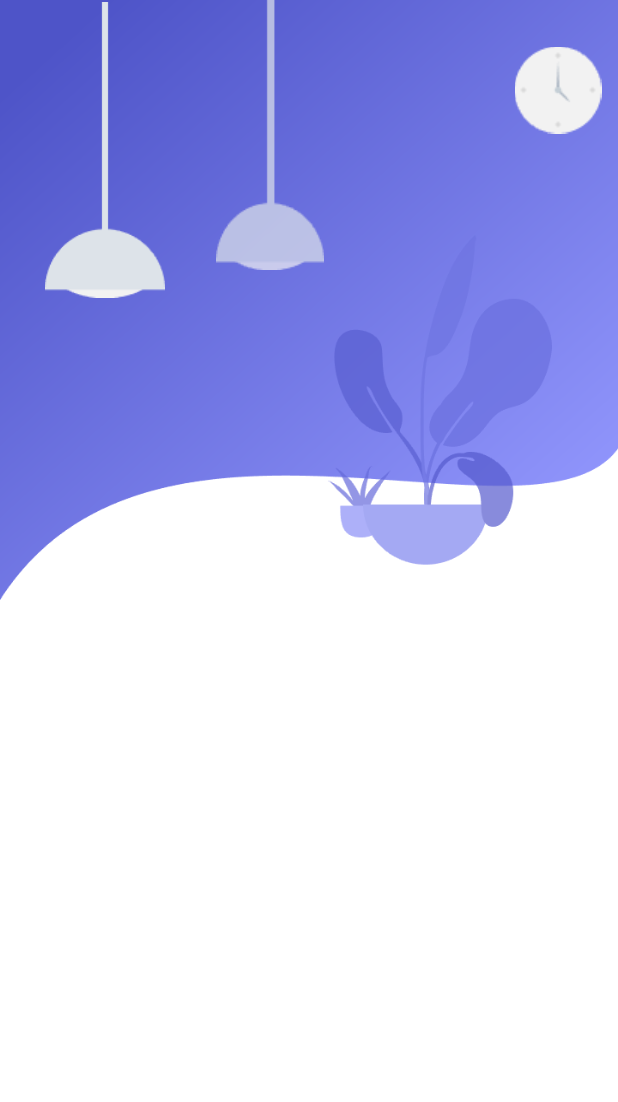
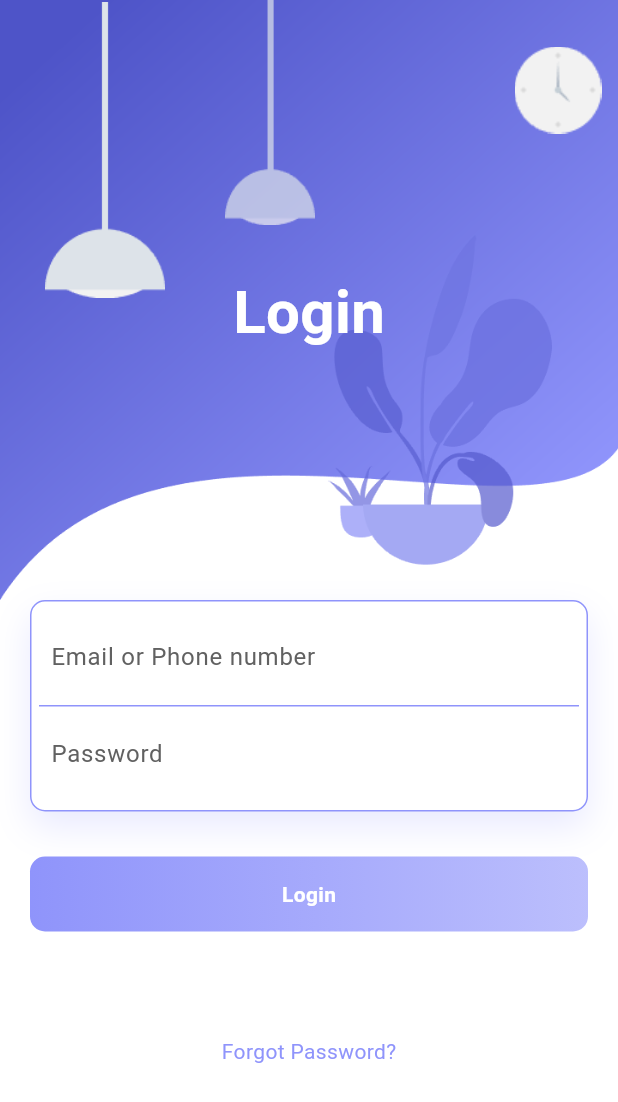
Before and after one commit to Rahat7288/animated-_login_screen, a Flutter app: the screen it shows after launch, on a phone screen of 412 x 824 dp. Shown: the top 1102 px of the screen. Run offline on Flutter 3.47's test engine with Material 2 defaults, Android fonts, the phone set to English and light mode, and no system bars; our stand-ins replace animate_do.

Commit message:
my escape plan

```diff
--- /dev/null
+++ b/flutter_launcher_icons.yaml
@@ -0,0 +1,22 @@
+dev_dependencies:
+  flutter_launcher_icons: "^0.13.1"
+
+flutter_launcher_icons:
+  android: "launcher_icon"
+  adaptive_icon_background: "#9DC08B"
+  adaptive_icon_foreground: "assets/images/claude-ai-icon.png"
+  ios: true
+  image_path: "assets/images/claude-ai-icon.png"
+  min_sdk_android: 21 # android min sdk min:16, default 21
+#  web:
+#    generate: true
+#    image_path: "path/to/image.png"
+#    background_color: "#hexcode"
+#    theme_color: "#hexcode"
+#  windows:
+#    generate: true
+#    image_path: "path/to/image.png"
+#    icon_size: 48 # min:48, max:256, default: 48
+#  macos:
+#    generate: true
+#    image_path: "path/to/image.png"
--- a/lib/views/screens/login_screen/signin_page.dart
+++ b/lib/views/screens/login_screen/signin_page.dart
@@ -9,27 +9,28 @@ class LoginScreen extends StatelessWidget {
     return Scaffold(
       backgroundColor: Colors.white,
       body: SingleChildScrollView(
-        child: Container(
         child: Column(
           children: [
             Container(
               height: 400,
-                decoration: BoxDecoration(
+              decoration: const BoxDecoration(
                 image: DecorationImage(
                   image: AssetImage('assets/images/background.png'),
                   fit: BoxFit.fill,
                 ),
               ),
               child: Stack(
+                alignment: Alignment.topCenter,
                 children: [
                   Positioned(
+                    top: 0,
                     left: 30,
                     width: 80,
                     height: 200,
                     child: FadeInUp(
-                        duration: Duration(seconds: 1),
+                      duration: const Duration(milliseconds: 1000),
                       child: Container(
-                          decoration: BoxDecoration(
+                        decoration: const BoxDecoration(
                           image: DecorationImage(
                             image: AssetImage('assets/images/light-1.png'),
                           ),
@@ -40,11 +41,12 @@ class LoginScreen extends StatelessWidget {
                   Positioned(
                     left: 140,
                     width: 80,
-                      height: 180,
+                    height: 150,
                     child: FadeInUp(
-                        duration: Duration(microseconds: 1200),
+                      delay: const Duration(milliseconds: 1200),
+                      // duration: Duration(microseconds: 1200),
                       child: Container(
-                          decoration: BoxDecoration(
+                        decoration: const BoxDecoration(
                             image: DecorationImage(
                           image: AssetImage('assets/images/light-2.png'),
                         )),
@@ -57,12 +59,124 @@ class LoginScreen extends StatelessWidget {
                     width: 60,
                     height: 60,
                     child: FadeIn(
-                        duration: Duration(microseconds: 1300),
+                      delay: const Duration(milliseconds: 2000),
+                      // duration: Duration(microseconds: 1300),
                       child: Container(
+                        decoration: const BoxDecoration(
+                            image: DecorationImage(
+                                image: AssetImage('assets/images/clock.png'))),
+                      ),
+                    ),
+                  ),
+                  Positioned(
+                    top: 100,
+                    child: FadeInUp(
+                      duration: const Duration(milliseconds: 1500),
+                      child: Container(
+                        margin: const EdgeInsets.only(top: 80),
+                        child: const Text(
+                          'Login',
+                          style: TextStyle(
+                            color: Colors.white,
+                            fontSize: 40,
+                            fontWeight: FontWeight.bold,
+                          ),
+                        ),
+                      ),
+                    ),
+                  ),
+                ],
+              ),
+            ),
+            Container(
+              height: 350,
+              margin: const EdgeInsets.symmetric(horizontal: 20),
+              child: Column(
+                children: [
+                  FadeInUp(
+                    duration: const Duration(milliseconds: 1500),
+                    child: Container(
+                      padding: const EdgeInsets.all(5),
                       decoration: BoxDecoration(
-                              image: DecorationImage(
-                                  image:
-                                      AssetImage('assets/images/clock.png'))),
+                          color: Colors.white,
+                          borderRadius: BorderRadius.circular(10),
+                          border: Border.all(
+                              color: const Color.fromRGBO(
+                            143,
+                            148,
+                            251,
+                            1,
+                          )),
+                          boxShadow: const [
+                            BoxShadow(
+                              color: Color.fromRGBO(143, 148, 251, .2),
+                              blurRadius: 20.0,
+                              offset: Offset(0, 10),
+                            )
+                          ]),
+                      child: Column(
+                        children: [
+                          Container(
+                            padding: const EdgeInsets.all(8.0),
+                            decoration: const BoxDecoration(
+                                border: Border(
+                                    bottom: BorderSide(
+                                        color:
+                                            Color.fromRGBO(143, 148, 251, 1)))),
+                            child: TextField(
+                              decoration: InputDecoration(
+                                  border: InputBorder.none,
+                                  hintText: "Email or Phone number",
+                                  hintStyle:
+                                      TextStyle(color: Colors.grey[700])),
+                            ),
+                          ),
+                          Container(
+                            padding: const EdgeInsets.all(8.0),
+                            child: TextField(
+                              obscureText: true,
+                              decoration: InputDecoration(
+                                  border: InputBorder.none,
+                                  hintText: "Password",
+                                  hintStyle:
+                                      TextStyle(color: Colors.grey[700])),
+                            ),
+                          )
+                        ],
+                      ),
+                    ),
+                  ),
+                  const SizedBox(
+                    height: 30,
+                  ),
+                  FadeInUp(
+                      duration: const Duration(milliseconds: 1900),
+                      child: Container(
+                        height: 50,
+                        decoration: BoxDecoration(
+                            borderRadius: BorderRadius.circular(10),
+                            gradient: const LinearGradient(colors: [
+                              Color.fromRGBO(143, 148, 251, 1),
+                              Color.fromRGBO(143, 148, 251, .6),
+                            ])),
+                        child: const Center(
+                          child: Text(
+                            "Login",
+                            style: TextStyle(
+                                color: Colors.white,
+                                fontWeight: FontWeight.bold),
+                          ),
+                        ),
+                      )),
+                  const SizedBox(
+                    height: 70,
+                  ),
+                  FadeInUp(
+                    duration: const Duration(milliseconds: 2000),
+                    child: const Text(
+                      "Forgot Password?",
+                      style: TextStyle(
+                        color: Color.fromRGBO(143, 148, 251, 1),
                       ),
                     ),
                   ),
@@ -72,7 +186,6 @@ class LoginScreen extends StatelessWidget {
           ],
         ),
       ),
-      ),
     );
   }
 }
--- a/pubspec.yaml
+++ b/pubspec.yaml
@@ -36,6 +36,7 @@ dependencies:
   # Use with the CupertinoIcons class for iOS style icons.
   cupertino_icons: ^1.0.2
   animate_do: ^3.1.2
+  flutter_launcher_icons: ^0.13.1
 
 dev_dependencies:
   flutter_test:
```
Also changed, not shown: assets/images/claude-ai-icon.png (added), pubspec.lock, 34 other files. Lines whose indentation alone changed are shown as unchanged.
